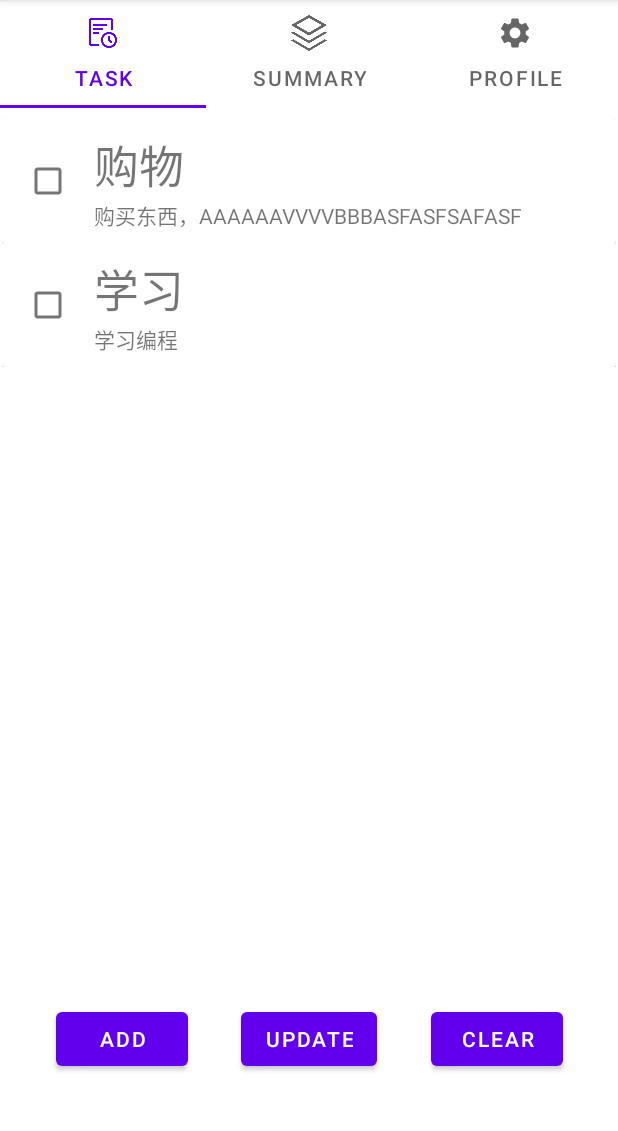
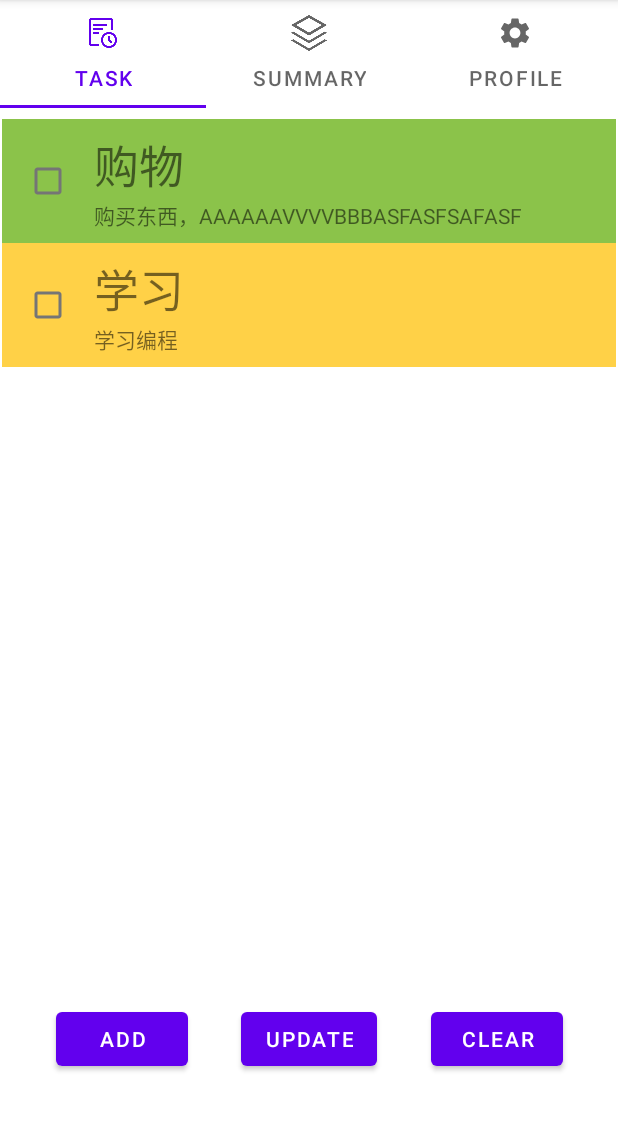
Before and after one commit to sunset69/LexurTimeManager, an Android app: the screen it shows after launch (MainActivity), after a tap on "ADD", on a phone screen of 412 x 824 dp, the part 84-1215 px from its top. Run offline under Robolectric (Android 15) with nearby library versions, the phone set to English and light mode, and no system bars; our stand-ins replace Room's generated code, data binding.

Commit message:
添加任务配色方案

```diff
--- a/app/src/main/java/cc/lexur/lexurtimemanager/MainActivity.java
+++ b/app/src/main/java/cc/lexur/lexurtimemanager/MainActivity.java
@@ -34,7 +34,6 @@ public class MainActivity extends AppCompatActivity {
         mainBinding.setLifecycleOwner(this);
 
         init();
-
     }
 
     /**
@@ -48,6 +47,8 @@ public class MainActivity extends AppCompatActivity {
         fragments.add(new ProfileFragment());
 
         MyFragmentPagerAdapter pagerAdapter = new MyFragmentPagerAdapter(getSupportFragmentManager(), getLifecycle(), fragments);
+        // 禁止ViewPager滑动切换
+        mainBinding.viewPager.setUserInputEnabled(false);
         mainBinding.viewPager.setAdapter(pagerAdapter);
         // 绑定tab点击事件
         mainBinding.tabLayout.addOnTabSelectedListener(new TabLayout.OnTabSelectedListener() {
--- a/app/src/main/java/cc/lexur/lexurtimemanager/view/MyRecyclerAdapter.java
+++ b/app/src/main/java/cc/lexur/lexurtimemanager/view/MyRecyclerAdapter.java
@@ -1,5 +1,10 @@
 package cc.lexur.lexurtimemanager.view;
 
+import android.annotation.SuppressLint;
+import android.graphics.Color;
+import android.graphics.Paint;
+import android.graphics.drawable.Drawable;
+import android.os.Build;
 import android.util.Log;
 import android.view.LayoutInflater;
 import android.view.View;
@@ -7,6 +12,7 @@ import android.view.ViewGroup;
 import android.widget.TextView;
 
 import androidx.annotation.NonNull;
+import androidx.cardview.widget.CardView;
 import androidx.databinding.DataBindingUtil;
 import androidx.recyclerview.widget.RecyclerView;
 
@@ -31,7 +37,7 @@ public class MyRecyclerAdapter extends RecyclerView.Adapter<MyRecyclerAdapter.My
     }
 
     // 返回所有的数据
-    public void setAllWords(List<Task> allTasks){
+    public void setAllWords(List<Task> allTasks) {
         this.allTasks = allTasks;
     }
 
@@ -40,12 +46,13 @@ public class MyRecyclerAdapter extends RecyclerView.Adapter<MyRecyclerAdapter.My
     @Override
     public MyViewHolder onCreateViewHolder(@NonNull ViewGroup parent, int viewType) {
         //RecyclerView中调用Databinding，绑定布局，获取binding实例
-        binding = DataBindingUtil.inflate(LayoutInflater.from(parent.getContext()), R.layout.cell_card,parent,false);
+        binding = DataBindingUtil.inflate(LayoutInflater.from(parent.getContext()), R.layout.cell_card, parent, false);
         //把binding作为参数，返回一个自定义的MyViewHolder
         return new MyViewHolder(binding);
     }
 
     //当调用ViewHolder时响应
+    @SuppressLint("ResourceAsColor")
     @Override
     public void onBindViewHolder(@NonNull MyViewHolder holder, int position) {
         //获取当前位置的一行数据
@@ -59,6 +66,17 @@ public class MyRecyclerAdapter extends RecyclerView.Adapter<MyRecyclerAdapter.My
                 Log.d("LexurLog", "onClick: 点击了");
             }
         });
+        switch (position%3){
+            case 0:
+                holder.cardView.setBackgroundResource(R.color.done);
+                break;
+            case 1:
+                holder.cardView.setBackgroundResource(R.color.todo);
+                break;
+            case 2:
+                holder.cardView.setBackgroundResource(R.color.expire);
+                break;
+        }
 
     }
 
@@ -71,12 +89,14 @@ public class MyRecyclerAdapter extends RecyclerView.Adapter<MyRecyclerAdapter.My
     public class MyViewHolder extends RecyclerView.ViewHolder {
 
         private CellCardBinding binding;
-        TextView tvTaskName,tvTaskDescription;
+        TextView tvTaskName, tvTaskDescription;
+        CardView cardView;
 
         public MyViewHolder(CellCardBinding binding) {
             super(binding.getRoot());
             tvTaskName = binding.tvTaskName;
             tvTaskDescription = binding.tvTaskDescription;
+            cardView = binding.cardView;
         }
     }
 }
--- a/app/src/main/res/layout/cell_card.xml
+++ b/app/src/main/res/layout/cell_card.xml
@@ -14,6 +14,7 @@
         android:layout_height="wrap_content">
 
         <androidx.cardview.widget.CardView
+            android:id="@+id/cardView"
             android:layout_width="0dp"
             android:layout_height="wrap_content"
             app:layout_constraintBottom_toBottomOf="parent"
@@ -43,6 +44,8 @@
                     android:id="@+id/checkBox"
                     android:layout_width="wrap_content"
                     android:layout_height="wrap_content"
+                    android:minWidth="48dp"
+                    android:minHeight="48dp"
                     app:layout_constraintBottom_toBottomOf="parent"
                     app:layout_constraintEnd_toStartOf="@+id/guideline3"
                     app:layout_constraintStart_toStartOf="parent"
--- a/app/src/main/res/values/colors.xml
+++ b/app/src/main/res/values/colors.xml
@@ -7,4 +7,8 @@
     <color name="teal_700">#FF018786</color>
     <color name="black">#FF000000</color>
     <color name="white">#FFFFFFFF</color>
+
+    <color name="done">#8BC34A</color>
+    <color name="todo">#FFD147</color>
+    <color name="expire">#E91E63</color>
 </resources>
```
